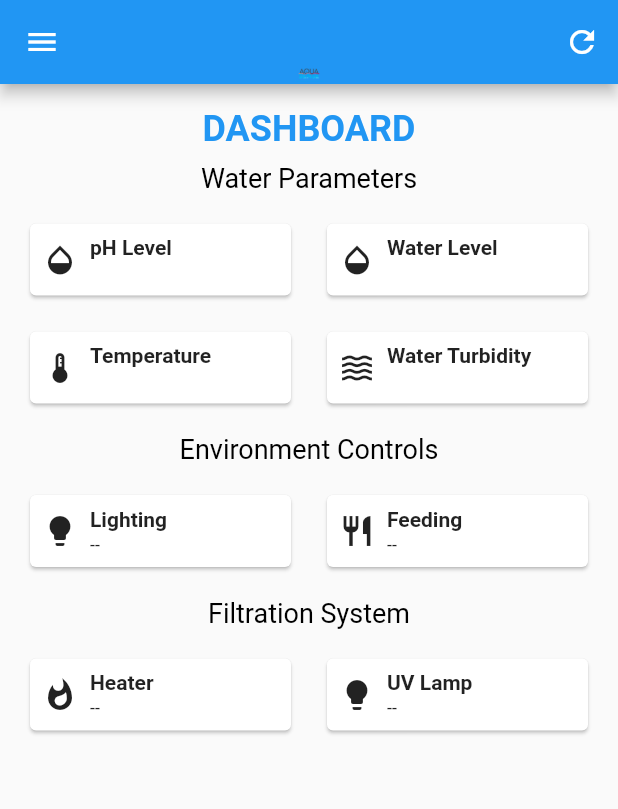
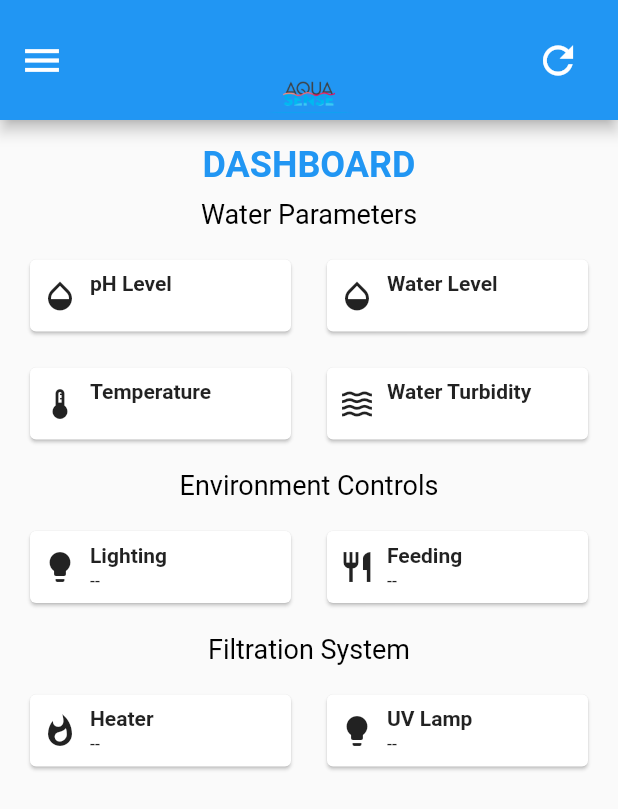
Before and after one commit to gabwrel/AquasenseMobileApp, a Flutter app: the screen it shows after launch, on a phone screen of 412 x 824 dp. Shown: the top 809 px of the screen. Run offline on Flutter 3.47's test engine with Material 2 defaults, Android fonts, the light colour scheme and no system bars; our stand-ins replace firebase_core, firebase_database; accounts and stored records are empty.

Commit message:
added appbar

```diff
--- a/lib/dashboard_page.dart
+++ b/lib/dashboard_page.dart
@@ -71,14 +71,18 @@ class _DashboardPageState extends State<DashboardPage> {
 @override
 Widget build(BuildContext context) {
   return Scaffold(
-      appBar: AppBar(
+    appBar: // Set the desired height here
+     AppBar(
+      toolbarHeight: 80,
         leading: Builder(
           builder: (BuildContext context) {
-            return IconButton(
-              icon: const Icon(Icons.menu),
+            return Center(
+              child: IconButton(
+                icon: const Icon(Icons.menu, size: 30),
                 onPressed: () {
                   Scaffold.of(context).openDrawer();
                 },
+              ),
             );
           },
         ),
@@ -93,11 +97,16 @@ class _DashboardPageState extends State<DashboardPage> {
         ),
       ),
         actions: [
-          IconButton(
-            icon: const Icon(Icons.refresh),
+          Center(
+            child: Padding(
+              padding: const EdgeInsets.only(right: 16.0),
+              child: IconButton(
+                icon: const Icon(Icons.refresh, size: 30),
                 onPressed: () {
                   // TODO: Implement refresh functionality
                 },
+              ),
+            ),
           ),
         ],
       ),
```
Lines whose indentation alone changed are shown as unchanged.
